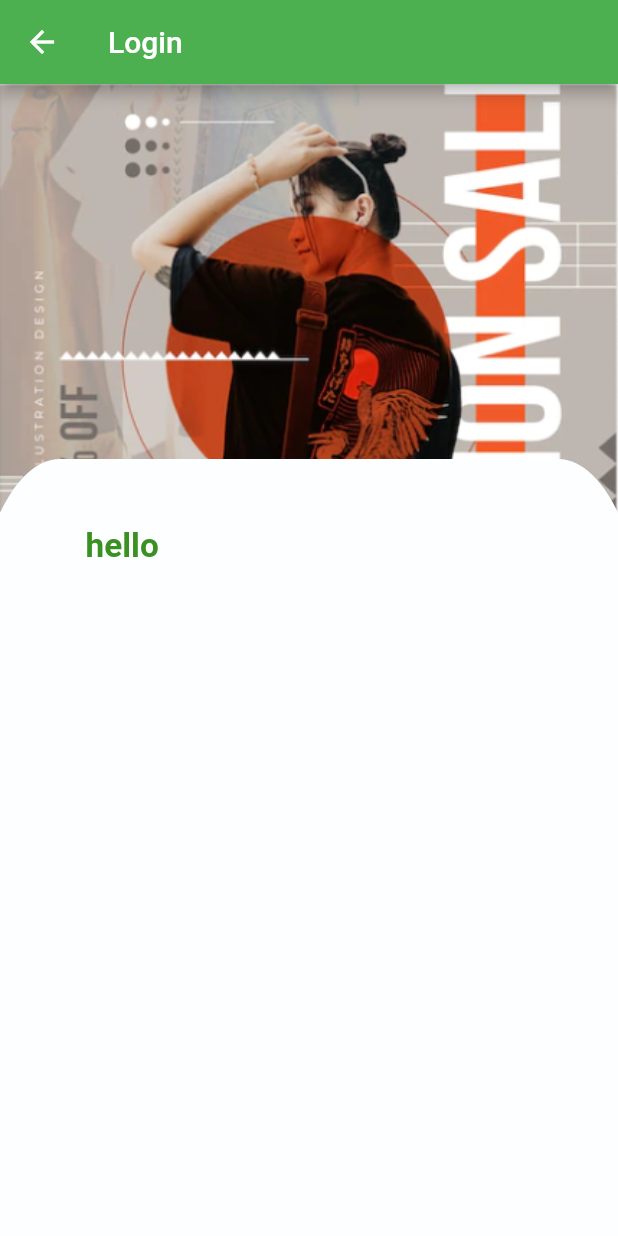
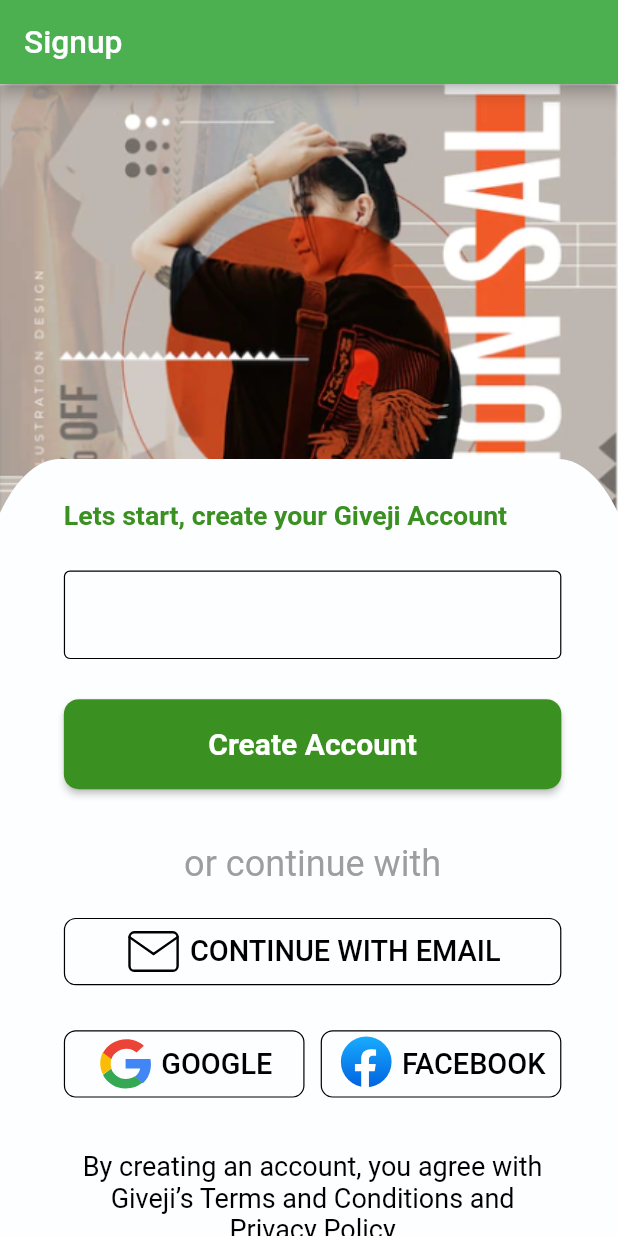
Before and after one commit to LET-BE-X/Givegi, a Flutter app: the screen it shows after launch, on a phone screen of 412 x 824 dp. Run offline on Flutter 3.47's test engine with Material 2 defaults, Android fonts, the phone set to English and light mode, and no system bars; our stand-ins replace curved_navigation_bar, flutter_screenutil, flutter_svg, get, velocity_x.

```diff
--- a/lib/utils/image_const.dart
+++ b/lib/utils/image_const.dart
@@ -69,6 +69,9 @@
 const svgHome = "assets/svgIcons/home.svg";
 const svgCart = "assets/svgIcons/shopping-cart.svg";
 const svgUser = "assets/svgIcons/user.svg";
+const svgGoogle = "assets/svgIcons/google.svg";
+const svgFacebook = "assets/svgIcons/facebook.svg";
+const svgMail = "assets/svgIcons/mail.svg";
 
 //images
 const imgBackground = "assets/icons/bg.png";
--- a/lib/view/authScreen/login_Page.dart
+++ /dev/null
@@ -1,31 +0,0 @@
-import 'package:ecommercegiveji/utils/color_constant.dart';
-import 'package:ecommercegiveji/view/splashscreen/Widgets/custom_stack.dart';
-import 'package:flutter/material.dart';
-import 'package:flutter_screenutil/flutter_screenutil.dart';
-import 'package:get/get.dart';
-
-class LoginScreen extends StatelessWidget {
-  const LoginScreen({super.key});
-
-  @override
-  Widget build(BuildContext context) {
-    return Scaffold(
-      appBar: AppBar(
-        title: Text('Login'),
-      ),
-      body: myStack(
-          child: Column(
-        crossAxisAlignment: CrossAxisAlignment.start,
-        children: [
-          Text(
-            'hello',
-            style: TextStyle(
-                fontSize: 25.h,
-                color: kGreenColor,
-                fontWeight: FontWeight.bold),
-          ),
-        ],
-      ).marginOnly(left: 80.w, right: 50.w, top: 50.h)),
-    );
-  }
-}
--- /dev/null
+++ b/lib/view/authScreen/login_page.dart
@@ -0,0 +1,20 @@
+import 'package:ecommercegiveji/utils/color_constant.dart';
+import 'package:ecommercegiveji/view/splashscreen/Widgets/customText.dart';
+import 'package:ecommercegiveji/view/splashscreen/Widgets/custom_stack.dart';
+import 'package:flutter/material.dart';
+
+class LoginScreen extends StatelessWidget {
+  const LoginScreen({super.key});
+
+  @override
+  Widget build(BuildContext context) {
+    return Scaffold(
+      appBar: AppBar(
+        title: customText(color: kWhiteColor, myText: 'Login', size: 20),
+      ),
+      body: myStack(child: Column(
+
+      )),
+    );
+  }
+}
--- a/lib/view/authScreen/signup_page.dart
+++ b/lib/view/authScreen/signup_page.dart
@@ -0,0 +1,93 @@
+import 'dart:math';
+import 'package:ecommercegiveji/utils/color_constant.dart';
+import 'package:ecommercegiveji/utils/image_const.dart';
+import 'package:ecommercegiveji/view/authScreen/signup.dart';
+import 'package:ecommercegiveji/view/splashscreen/Widgets/customText.dart';
+import 'package:ecommercegiveji/view/splashscreen/Widgets/custom_button.dart';
+import 'package:ecommercegiveji/view/splashscreen/Widgets/custom_stack.dart';
+import 'package:flutter/material.dart';
+import 'package:flutter_screenutil/flutter_screenutil.dart';
+import 'package:get/get.dart';
+import 'package:velocity_x/velocity_x.dart';
+import '../splashscreen/Widgets/custon_textfield.dart';
+import '../splashscreen/Widgets/google_facebook.dart';
+
+class SignupScreen extends StatelessWidget {
+  const SignupScreen({super.key});
+
+  @override
+  Widget build(BuildContext context) {
+    return Scaffold(
+      appBar: AppBar(
+        title: customText(color: kWhiteColor, myText: 'Signup', size: 22.w),
+      ),
+      body: myStack(
+          child: Column(
+        crossAxisAlignment: CrossAxisAlignment.start,
+        children: [
+          customText(
+              color: kGreenColor,
+              myText: 'Lets start, create your Giveji Account',
+              fontWeight: FontWeight.bold,
+              size: max(14.w, 20.h)),
+          30.h.heightBox,
+          CustomTextfield(
+              decoration: const InputDecoration(
+                  focusColor: Colors.grey,
+                  enabledBorder:
+                      OutlineInputBorder(borderSide: BorderSide(width: 0.8)),
+                  focusedBorder: OutlineInputBorder())),
+          30.h.heightBox,
+          Obx(
+            () => MyButton(
+              ontap: () {
+                Get.off(() => LoginScreen());
+              },
+              height: max(30.w, 60),
+              width: double.infinity,
+              text: 'Create Account',
+            ),
+          ),
+          40.h.heightBox,
+          Center(
+            child: customText(
+              color: Colors.grey,
+              myText: 'or continue with',
+              size: 25.w,
+            ),
+          ),
+          25.h.heightBox,
+          Google_facebook(
+              width: 400,
+              asset: svgMail,
+              text: 'CONTINUE WITH EMAIL',
+              ontap: () {}),
+          30.heightBox,
+          Row(
+            mainAxisAlignment: MainAxisAlignment.spaceBetween,
+            children: [
+              Google_facebook(
+                ontap: () {},
+                asset: svgGoogle,
+                text: 'GOOGLE',
+              ),
+              Google_facebook(
+                ontap: () {},
+                asset: svgFacebook,
+                text: 'FACEBOOK',
+              )
+            ],
+          ),
+          40.h.heightBox,
+          customText(
+            color: Colors.black,
+            myText:
+                'By creating an account, you agree with\nGiveji’s Terms and Conditions and Privacy Policy',
+            size: 18,
+            align: TextAlign.center,
+          )
+        ],
+      ).marginOnly(left: 65.w, right: 60.w, top: 30.h)),
+    );
+  }
+}
--- a/lib/view/splashscreen/Screens/SplashScreen.dart
+++ b/lib/view/splashscreen/Screens/SplashScreen.dart
@@ -1,5 +1,4 @@
-import 'package:ecommercegiveji/view/app.dart';
-import 'package:ecommercegiveji/view/authScreen/login_Page.dart';
+import 'package:ecommercegiveji/view/authScreen/signup_page.dart';
 import 'package:flutter/material.dart';
 import 'package:get/get.dart';
 import '../../../utils/image_const.dart';
@@ -20,7 +19,7 @@
 
   void changescreen() {
     Future.delayed(const Duration(seconds: 2), () {
-      Get.to(() => const LoginScreen());
+      Get.off(() => const SignupScreen());
     });
   }
 
--- /dev/null
+++ b/lib/view/splashscreen/Widgets/customText.dart
@@ -0,0 +1,28 @@
+// ignore_for_file: public_member_api_docs, sort_constructors_first
+import 'package:flutter/material.dart';
+
+class customText extends StatelessWidget {
+  Color color;
+  String myText;
+  double size;
+  TextAlign? align;
+  FontWeight? fontWeight;
+  customText({
+    Key? key,
+    required this.color,
+    required this.myText,
+    required this.size,
+     this.align,
+    this.fontWeight,
+  }) : super(key: key);
+
+  @override
+  Widget build(BuildContext context) {
+    return Text(
+
+      myText,
+      textAlign: align,
+      style: TextStyle(fontSize: size, color: color, fontWeight: fontWeight),
+    );
+  }
+}
--- /dev/null
+++ b/lib/view/splashscreen/Widgets/custom_button.dart
@@ -0,0 +1,65 @@
+import 'package:ecommercegiveji/utils/color_constant.dart';
+import 'package:flutter/material.dart';
+
+class MyButton extends StatelessWidget {
+  MyButton({
+    Key? key,
+    this.text,
+    required this.ontap,
+    required this.height,
+    required this.width,
+    this.radius,
+    this.color,
+    this.fontsize,
+    this.fontWeight,
+    this.top,
+    this.left,
+    this.right,
+    this.bottom,
+    this.widget,
+  }) : super(key: key);
+  final String? text;
+  final void Function() ontap;
+  final double height;
+  final double width;
+  final double? radius;
+  final Color? color;
+  final double? fontsize;
+  final FontWeight? fontWeight;
+  final double? top;
+  final double? left;
+  final double? right;
+  final double? bottom;
+  final Widget? widget;
+  @override
+  Widget build(BuildContext context) {
+    return Padding(
+      padding: EdgeInsets.only(
+          top: top ?? 0,
+          right: right ?? 0,
+          left: left ?? 0,
+          bottom: bottom ?? 0),
+      child: ElevatedButton(
+        onPressed: ontap,
+        style: ButtonStyle(
+            shape: MaterialStatePropertyAll(RoundedRectangleBorder(
+                borderRadius: BorderRadius.circular(radius ?? 10))),
+            fixedSize: MaterialStatePropertyAll(Size(width, height)),
+            backgroundColor: MaterialStatePropertyAll(color ?? kGreenColor)),
+        child: Row(
+          mainAxisAlignment: MainAxisAlignment.center,
+          children: [
+            Text(text ?? '',
+                style: TextStyle(
+                    fontSize: fontsize ?? 20,
+                    fontWeight: fontWeight ?? FontWeight.w600)),
+            widget ??
+                SizedBox(
+                  width: 0,
+                )
+          ],
+        ),
+      ),
+    );
+  }
+}
--- /dev/null
+++ b/lib/view/splashscreen/Widgets/custon_textfield.dart
@@ -0,0 +1,17 @@
+// ignore_for_file: public_member_api_docs, sort_constructors_first
+import 'package:flutter/material.dart';
+
+class CustomTextfield extends StatelessWidget {
+  InputDecoration? decoration;
+  CustomTextfield({
+    Key? key,
+    this.decoration,
+  }) : super(key: key);
+
+  @override
+  Widget build(BuildContext context) {
+    return  TextField(
+      decoration: decoration,
+    );
+  }
+}
--- /dev/null
+++ b/lib/view/splashscreen/Widgets/google_facebook.dart
@@ -0,0 +1,54 @@
+// ignore_for_file: public_member_api_docs, sort_constructors_first
+import 'package:flutter/material.dart';
+import 'package:flutter_screenutil/flutter_screenutil.dart';
+import 'package:flutter_svg/svg.dart';
+import 'package:velocity_x/velocity_x.dart';
+
+import '../../../utils/image_const.dart';
+import 'customText.dart';
+
+class Google_facebook extends StatelessWidget {
+  double? width;
+  String asset;
+  String text;
+  void Function() ontap;
+  Google_facebook({
+    Key? key,
+    this.width,
+    required this.asset,
+    required this.text,
+    required this.ontap,
+  }) : super(key: key);
+
+  @override
+  Widget build(BuildContext context) {
+    return GestureDetector(
+      onTap: ontap,
+      child: Container(
+        height: 50.46.h,
+        width: width ?? 166.67.w,
+        decoration: BoxDecoration(
+            borderRadius: BorderRadius.circular(8),
+            border: Border.all(
+              width: 0.8,
+            )),
+        child: Row(
+          mainAxisAlignment: MainAxisAlignment.center,
+          children: [
+            SvgPicture.asset(
+              asset,
+              width: 40.w,
+            ),
+            5.widthBox,
+            customText(
+              color: Colors.black,
+              myText: text,
+              size: 20.w,
+              fontWeight: FontWeight.w500,
+            )
+          ],
+        ),
+      ),
+    );
+  }
+}
```
Also changed, not shown: assets/svgIcons/facebook.svg (added), assets/svgIcons/google.svg (added), assets/svgIcons/mail.svg (added).
